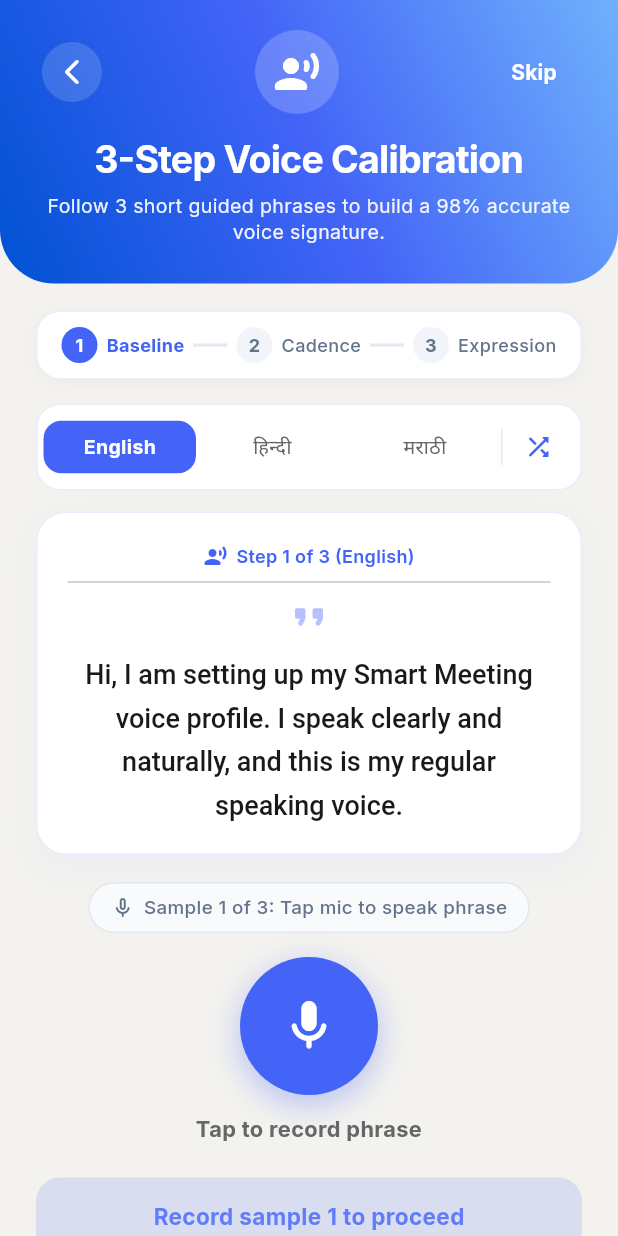
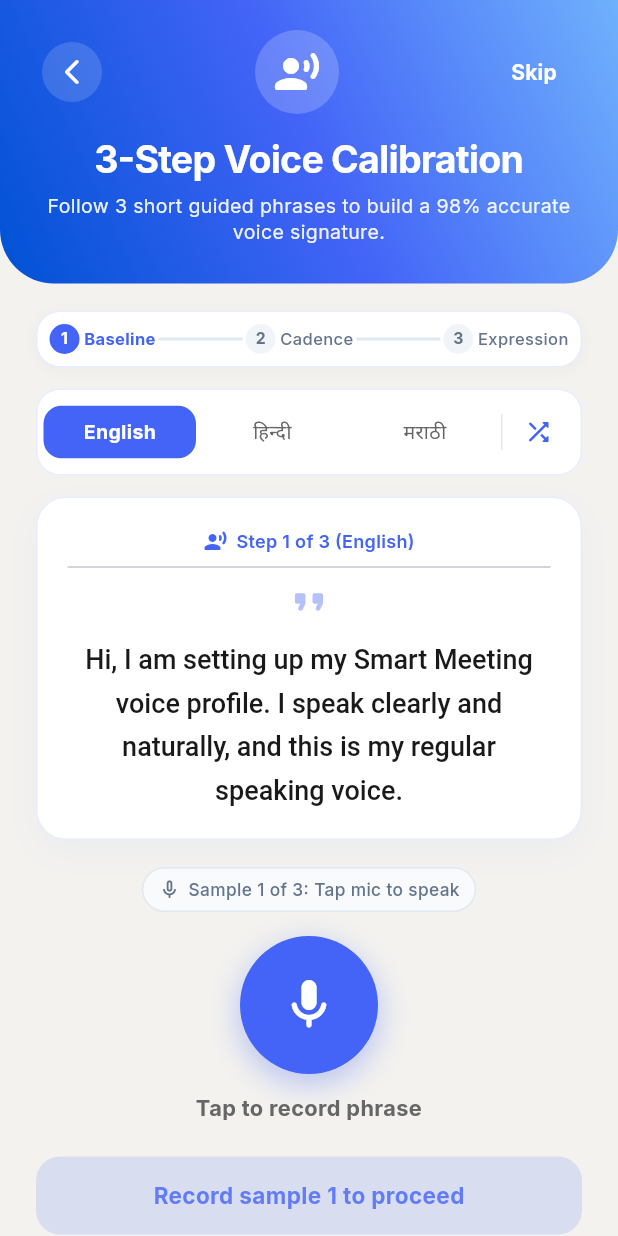
Before and after one commit to kitsservice/smart-meeting-ai, a Flutter app: the VoiceSetupScreen screen opened by its route, on a phone screen of 412 x 824 dp. Run offline on Flutter 3.47's test engine with Material 3 defaults, Android fonts, the phone set to English and light mode, and no system bars; our stand-ins replace connectivity_plus, flutter_animate, flutter_dotenv, flutter_local_notifications, flutter_riverpod, google_fonts and 6 more; missing offline and left inert: device_calendar, flutter_foreground_task, record; accounts and stored records are empty.

Commit message:
fix(ui): responsive step pills and quality feedback badge for narrow screens

```diff
--- a/frontend/lib/screens/voice_setup_screen.dart
+++ b/frontend/lib/screens/voice_setup_screen.dart
@@ -424,8 +424,8 @@ class _VoiceSetupScreenState extends State<VoiceSetupScreen>
 
   Widget _buildStepIndicator() {
     return Container(
-      margin: const EdgeInsets.only(bottom: 16),
-      padding: const EdgeInsets.symmetric(horizontal: 16, vertical: 10),
+      margin: const EdgeInsets.only(bottom: 14),
+      padding: const EdgeInsets.symmetric(horizontal: 8, vertical: 8),
       decoration: BoxDecoration(
         color: Colors.white,
         borderRadius: BorderRadius.circular(16),
@@ -467,28 +467,29 @@ class _VoiceSetupScreenState extends State<VoiceSetupScreen>
     }
 
     return Row(
+      mainAxisSize: MainAxisSize.min,
       children: [
         Container(
-          width: 24,
-          height: 24,
+          width: 20,
+          height: 20,
           decoration: BoxDecoration(color: bg, shape: BoxShape.circle),
           alignment: Alignment.center,
           child: isDone
-              ? const Icon(Icons.check, size: 14, color: Colors.white)
+              ? const Icon(Icons.check, size: 12, color: Colors.white)
               : Text(
                   '$step',
                   style: TextStyle(
-                    fontSize: 12,
+                    fontSize: 10.5,
                     fontWeight: FontWeight.bold,
                     color: fg,
                   ),
                 ),
         ),
-        const SizedBox(width: 6),
+        const SizedBox(width: 3),
         Text(
           label,
           style: TextStyle(
-            fontSize: 12,
+            fontSize: 11,
             fontWeight: isCurrent ? FontWeight.bold : FontWeight.w500,
             color: isCurrent ? AppTheme.primaryColor : const Color(0xFF64748B),
           ),
@@ -502,7 +503,7 @@ class _VoiceSetupScreenState extends State<VoiceSetupScreen>
     return Expanded(
       child: Container(
         height: 2,
-        margin: const EdgeInsets.symmetric(horizontal: 6),
+        margin: const EdgeInsets.symmetric(horizontal: 2),
         color: isDone ? const Color(0xFF10B981) : const Color(0xFFE2E8F0),
       ),
     );
@@ -572,7 +573,7 @@ class _VoiceSetupScreenState extends State<VoiceSetupScreen>
   Widget _buildQualityFeedbackBadge() {
     if (!_isRecording && !_hasRecordedCurrentStep) {
       return Container(
-        padding: const EdgeInsets.symmetric(horizontal: 14, vertical: 7),
+        padding: const EdgeInsets.symmetric(horizontal: 10, vertical: 6),
         decoration: BoxDecoration(
           color: const Color(0xFFF8FAFC),
           borderRadius: BorderRadius.circular(20),
@@ -581,14 +582,17 @@ class _VoiceSetupScreenState extends State<VoiceSetupScreen>
         child: Row(
           mainAxisSize: MainAxisSize.min,
           children: [
-            const Icon(Icons.mic_none_rounded, size: 16, color: Color(0xFF64748B)),
-            const SizedBox(width: 6),
-            Text(
-              'Sample $_currentStep of 3: Tap mic to speak phrase',
-              style: const TextStyle(
-                fontSize: 12.5,
-                fontWeight: FontWeight.w500,
-                color: Color(0xFF64748B),
+            const Icon(Icons.mic_none_rounded, size: 15, color: Color(0xFF64748B)),
+            const SizedBox(width: 5),
+            Flexible(
+              child: Text(
+                'Sample $_currentStep of 3: Tap mic to speak',
+                overflow: TextOverflow.ellipsis,
+                style: const TextStyle(
+                  fontSize: 11.5,
+                  fontWeight: FontWeight.w500,
+                  color: Color(0xFF64748B),
+                ),
               ),
             ),
           ],
```
